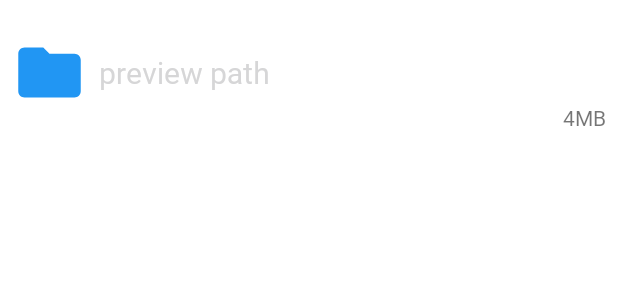
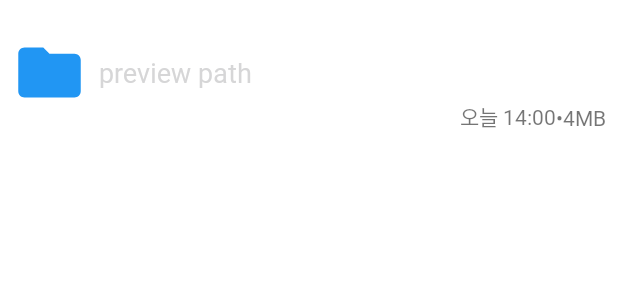
Before and after one commit to jisungbin/HyunnieServer, an Android app: the layout layout_file.xml on its own in the app's theme, with its tools: preview values and no code run, on a phone screen of 412 x 824 dp. Shown: the top 300 px of the screen. Run offline under Robolectric (Android 15) with nearby library versions, the phone set to English and light mode, and no system bars.

Commit message:
:fireworks: let me go home, please... :fireworks:

```diff
--- a/app/src/main/kotlin/com/sungbin/hyunnieserver/HyunnieServer.kt
+++ b/app/src/main/kotlin/com/sungbin/hyunnieserver/HyunnieServer.kt
@@ -3,7 +3,6 @@ package com.sungbin.hyunnieserver
 import android.app.Application
 import android.content.Context
 import android.os.StrictMode
-import com.sungbin.hyunnieserver.tool.util.ExceptionUtil
 import dagger.hilt.android.HiltAndroidApp
 
 
@@ -24,9 +23,9 @@ class HyunnieServer : Application() {
         StrictMode.setThreadPolicy(policy)
         context = applicationContext
 
-        Thread.setDefaultUncaughtExceptionHandler { _, throwable ->
+        /*Thread.setDefaultUncaughtExceptionHandler { _, throwable ->
             ExceptionUtil.except(Exception(throwable), applicationContext)
-        }
+        }*/
     }
 
 }
--- a/app/src/main/kotlin/com/sungbin/hyunnieserver/ui/activity/SplashActivity.kt
+++ b/app/src/main/kotlin/com/sungbin/hyunnieserver/ui/activity/SplashActivity.kt
@@ -46,7 +46,6 @@ class SplashActivity : AppCompatActivity() {
             }, 1500)
         } else {
             LoadingDialog(this).apply {
-                init()
                 setCustomState(
                     R.raw.no_internet,
                     getString(R.string.join_no_connect_internet),
--- a/app/src/main/res/layout/layout_file.xml
+++ b/app/src/main/res/layout/layout_file.xml
@@ -33,15 +33,17 @@
             tools:src="@drawable/ic_baseline_folder_24" />
 
         <TextView
+            android:id="@+id/tv_name"
             android:layout_width="0dp"
             android:layout_height="wrap_content"
-            android:singleLine="true"
-            android:maxLines="1"
-            android:marqueeRepeatLimit="marquee_forever"
             android:layout_marginStart="@dimen/margin_default"
             android:layout_marginEnd="@dimen/margin_default"
+            android:marqueeRepeatLimit="marquee_forever"
+            android:maxLines="1"
+            android:singleLine="true"
             android:textColor="@color/black"
-            android:textSize="20sp"
+            android:textSize="18sp"
+            android:text="@{Item.name}"
             app:layout_constraintBottom_toBottomOf="parent"
             app:layout_constraintEnd_toEndOf="parent"
             app:layout_constraintStart_toEndOf="@+id/iv_type"
@@ -49,13 +51,30 @@
             tools:text="@string/fileitem_preview_path" />
 
         <TextView
+            android:id="@+id/tv_last_modify"
+            android:layout_width="wrap_content"
+            android:layout_height="wrap_content"
+            android:text="@{Item.lastModify}"
+            app:layout_constraintBottom_toBottomOf="parent"
+            app:layout_constraintEnd_toEndOf="parent"
+            tools:text="@string/fileitem_preview_size" />
+
+        <TextView
+            android:id="@+id/tv_dot"
+            android:layout_width="wrap_content"
+            android:layout_height="wrap_content"
+            android:text="@string/fileitem_dot"
+            app:layout_constraintBottom_toBottomOf="parent"
+            app:layout_constraintEnd_toStartOf="@+id/tv_last_modify" />
+
+        <TextView
             android:id="@+id/tv_size"
             android:layout_width="wrap_content"
             android:layout_height="wrap_content"
             android:text="@{Item.size}"
             app:layout_constraintBottom_toBottomOf="parent"
-            app:layout_constraintEnd_toEndOf="parent"
-            tools:text="@string/fileitem_preview_size" />
+            app:layout_constraintEnd_toStartOf="@+id/tv_dot"
+            tools:text="@string/fileitem_preview_last_modify" />
 
     </androidx.constraintlayout.widget.ConstraintLayout>
 
--- a/app/src/main/res/values/strings.xml
+++ b/app/src/main/res/values/strings.xml
@@ -28,6 +28,8 @@
     <string name="fileitem_preview_size">4MB</string>
     <string name="fileitem_preview_path">preview path</string>
     <string name="fileitem_type">item type</string>
+    <string name="fileitem_dot">•</string>
+    <string name="fileitem_preview_last_modify">오늘 14:00</string>
 
     <string name="exception_except">오류가 발생했습니다 😔</string>
     <string name="exception_preview_except">FATAL EXCEPTION: main exception</string>
--- a/buildSrc/src/main/java/Dependencies.kt
+++ b/buildSrc/src/main/java/Dependencies.kt
@@ -14,8 +14,8 @@ object Application {
 
 object Versions {
     object Network {
-        const val CommonsNet = "3.6"
-        const val CommonsIo = "2.6"
+        const val CommonsNet = "3.7"
+        const val CommonsIo = "2.7"
     }
 
     object Essential {
@@ -48,7 +48,7 @@ object Versions {
 
     object Utils {
         const val YoYoHelper = "2.1@aar"
-        const val AndroidUtils = "3.2.4"
+        const val AndroidUtils = "3.2.5"
         const val CarshReporter = "1.1.0"
     }
 }
```
Also changed, not shown: app/src/main/kotlin/com/sungbin/hyunnieserver/adapter/FileAdapter.kt (added, +51 -0 lines), app/src/main/kotlin/com/sungbin/hyunnieserver/model/FileItem.kt (+13 -5 lines), app/src/main/kotlin/com/sungbin/hyunnieserver/tool/util/FileUtil.kt (+65 -3 lines), app/src/main/kotlin/com/sungbin/hyunnieserver/ui/dialog/LoadingDialog.kt (+10 -4 lines), app/src/main/kotlin/com/sungbin/hyunnieserver/ui/fragment/main/MainFragment.kt (+31 -26 lines), app/src/main/res/drawable/bg_left_round_8.xml (deleted, +0 -11 lines), app/src/main/res/drawable/bg_top_round_8.xml (deleted, +0 -12 lines).
